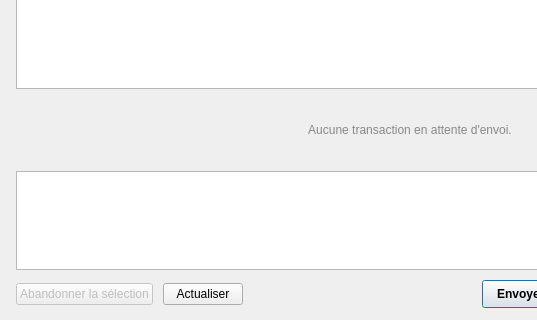
This is ign_espace_collaboratif/FormPendingTransactions_base.ui in IGNF/espace-collaboratif-qgis-plugin as Qt 5 draws it before an edit; both pictures show x 0 to 537 and y 160 to 480 of the 820 by 480 pixel window. The edited form follows.
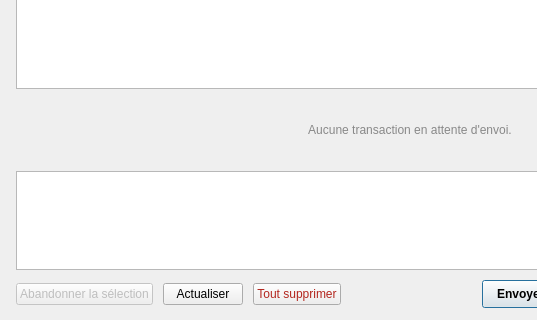
This is the edited form.

Commit message: ajout d'un système d epurge une fois la transaction validée, ajout d'un bouton pour purge manuellement la table

The edit to the form file:
```diff
--- a/ign_espace_collaboratif/FormPendingTransactions_base.ui
+++ b/ign_espace_collaboratif/FormPendingTransactions_base.ui
@@ -161,6 +161,16 @@
        </property>
       </widget>
      </item>
+     <item>
+      <widget class="QPushButton" name="btnDeleteAll">
+       <property name="styleSheet">
+        <string notr="true">color: #b3261e;</string>
+       </property>
+       <property name="text">
+        <string>Tout supprimer</string>
+       </property>
+      </widget>
+     </item>
      <item>
       <spacer name="horizontalSpacer">
        <property name="orientation">
```
The commit also changes 3 other files.
